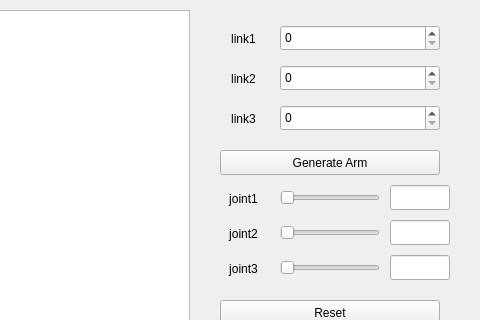
Qt form 3DOF_robot_arm/ui/mainwindow.ui (kinesis19/ROBIT_INTERN_QT_HW) before a commit; both pictures show x 320 to 800 and y 0 to 320 of the 800 by 600 pixel window.
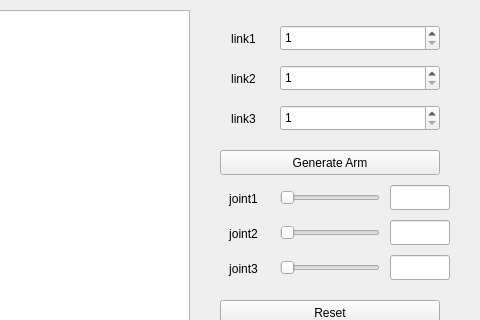
The same form after that commit.

Patch:
```diff
--- a/3DOF_robot_arm/ui/mainwindow.ui
+++ b/3DOF_robot_arm/ui/mainwindow.ui
@@ -71,6 +71,9 @@
       <height>26</height>
      </rect>
     </property>
+    <property name="minimum">
+     <number>1</number>
+    </property>
     <property name="maximum">
      <number>100</number>
     </property>
@@ -84,6 +87,9 @@
       <height>26</height>
      </rect>
     </property>
+    <property name="minimum">
+     <number>1</number>
+    </property>
     <property name="maximum">
      <number>100</number>
     </property>
@@ -97,6 +103,9 @@
       <height>26</height>
      </rect>
     </property>
+    <property name="minimum">
+     <number>1</number>
+    </property>
     <property name="maximum">
      <number>100</number>
     </property>
```
